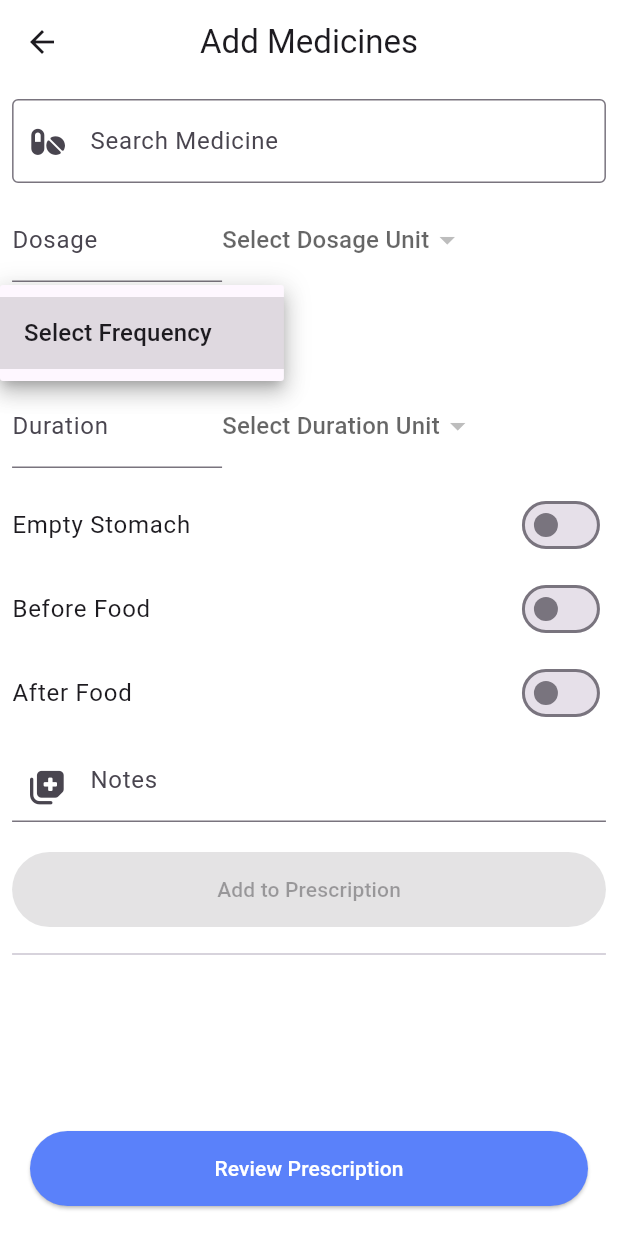
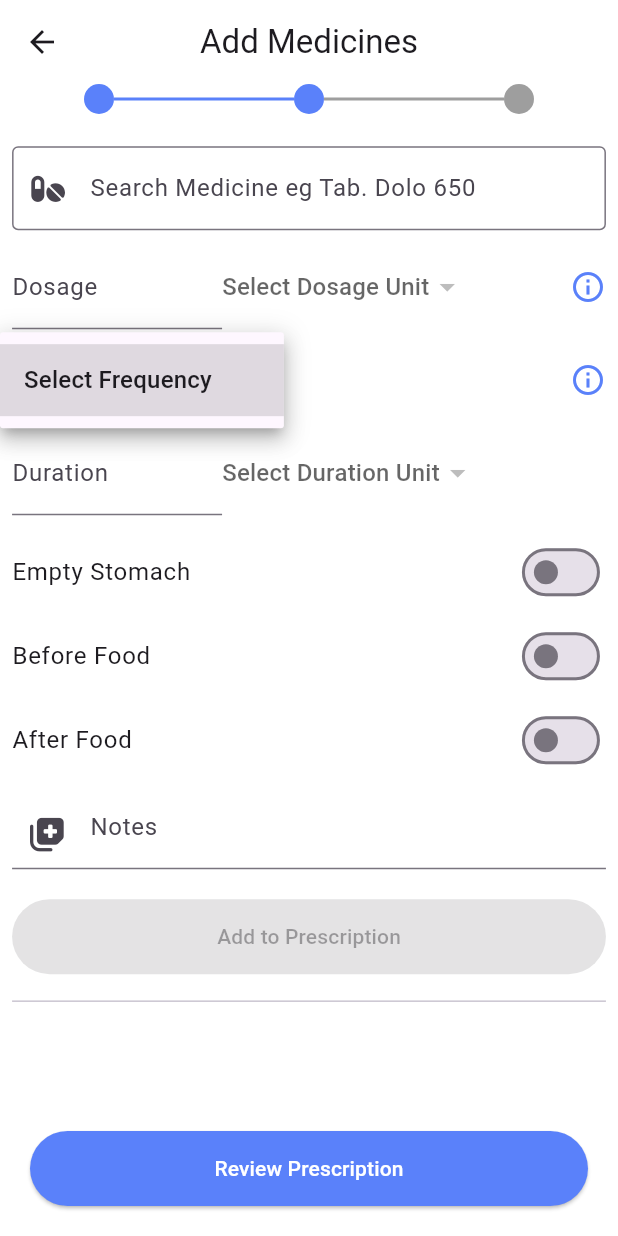
Before and after one commit to ashharf/Primacura, a Flutter app: the AddMedicinesScreen screen opened by its route, after a tap on "Review Prescription", after a tap on "Select Frequency", on a phone screen of 412 x 824 dp. Run offline on Flutter 3.47's test engine with Material 3 defaults, Android fonts, the light colour scheme and no system bars; our stand-ins replace auto_route, bloc, cloud_firestore, dropdown_search, firebase_auth, firebase_core and 16 more; missing offline and left inert: googleapis, mobile_scanner; accounts and stored records are empty.

Commit message:
fix ui bugs

```diff
--- a/lib/features/home/presentation/screens/add_medicines_screen.dart
+++ b/lib/features/home/presentation/screens/add_medicines_screen.dart
@@ -1,5 +1,6 @@
 import 'package:flutter/material.dart';
 import 'package:flutter_bloc/flutter_bloc.dart';
+import 'package:flutter_screenutil/flutter_screenutil.dart';
 import 'package:font_awesome_flutter/font_awesome_flutter.dart';
 import 'package:go_router/go_router.dart';
 
@@ -13,6 +14,8 @@ import '../../data/models/medicine.dart';
 import '../../data/models/units.dart';
 import '../cubit/prescription_cubit.dart';
 import '../widget/custom_autocomplete.dart';
+import '../widget/custom_progress_indicator.dart';
+import '../widget/info_widget.dart';
 import 'prescription_review_screen.dart';
 
 class AddMedicinesScreen extends StatefulWidget {
@@ -114,9 +117,17 @@ class _AddMedicinesScreenState extends State<AddMedicinesScreen> {
           return BlocBuilder<UserCubit, UserState>(
             builder: (context, userState) {
               final userCubit = context.read<UserCubit>();
-              return ListView(
+              return Column(
+                children: [
+                  CustomProgressIndicator(
+                    currentStep: 2,
+                    totalSteps: 3,
+                  ),
+                  Expanded(
+                    child: ListView(
                       padding: AppConstants.defaultPading,
                       children: [
+                        SizedBox(height: 10.h),
                         const SizedBox(height: 10),
                         Column(
                           crossAxisAlignment: CrossAxisAlignment.start,
@@ -128,7 +139,7 @@ class _AddMedicinesScreenState extends State<AddMedicinesScreen> {
                                   FontAwesomeIcons.pills,
                                   size: 20,
                                 ),
-                          hintText: "Search Medicine",
+                                hintText: "Search Medicine eg Tab. Dolo 650",
                                 searchLogic: (searchQuery, items) {
                                   final normalizedQuery = searchQuery.trim().toLowerCase();
 
@@ -314,12 +325,14 @@ class _AddMedicinesScreenState extends State<AddMedicinesScreen> {
                                                       onPressed: () {
                                                         selectedMedicine = prefMedicine.medicine;
                                                         _searchController.text = prefMedicine.medicine.brandName;
-                                                  _dosageController.text = prefMedicine.dosage?.text?.trim() ?? "";
+                                                        _dosageController.text =
+                                                            prefMedicine.dosage?.text?.trim() ?? "";
                                                         selectedDosageUnit = prefMedicine.dosage?.dosageUnit;
                                                         _frequencyController.text =
                                                             prefMedicine.frequency?.text?.trim() ?? "";
                                                         selectedFrequency = prefMedicine.frequency?.frequencyUnit;
-                                                  _durationController.text = prefMedicine.duration?.text.trim() ?? "";
+                                                        _durationController.text =
+                                                            prefMedicine.duration?.text.trim() ?? "";
                                                         selectedDurationUnit = prefMedicine.duration?.durationUnit;
                                                         _notesController.text = prefMedicine.notes?.trim() ?? "";
                                                         isAfterFood = prefMedicine.isAfterFood;
@@ -398,6 +411,9 @@ class _AddMedicinesScreenState extends State<AddMedicinesScreen> {
                           ],
                         ),
                       ],
+                    ),
+                  ),
+                ],
               );
             },
           );
@@ -426,7 +442,7 @@ class _AddMedicinesScreenState extends State<AddMedicinesScreen> {
           width: 140,
           child: TextField(
             controller: _dosageController,
-            keyboardType: TextInputType.number,
+            keyboardType: TextInputType.datetime,
             decoration: const InputDecoration(
               labelText: 'Dosage',
               // prefixIcon: Icon(
@@ -452,6 +468,13 @@ class _AddMedicinesScreenState extends State<AddMedicinesScreen> {
               selectedDosageUnit = value;
             });
           },
+        ),
+        Spacer(),
+        InfoWidget(
+          infoText:
+              "Select Tablets, Capsules, or ml (for Syrup) etc from the dropdown and enter the quantity to be taken per dose.",
+          iconData: Icons.info_outline,
+          iconColor: AppTheme.primaryColor,
         )
       ],
     );
@@ -496,6 +519,12 @@ class _AddMedicinesScreenState extends State<AddMedicinesScreen> {
               selectedFrequency = value;
             });
           },
+        ),
+        Spacer(),
+        InfoWidget(
+          infoText: "Select the frequency of the medicine from the dropdown.",
+          iconData: Icons.info_outline,
+          iconColor: AppTheme.primaryColor,
         )
       ],
     );
--- a/lib/features/home/presentation/screens/enter_vitals_screen.dart
+++ b/lib/features/home/presentation/screens/enter_vitals_screen.dart
@@ -4,6 +4,8 @@ import 'package:flutter_bloc/flutter_bloc.dart';
 import 'package:flutter_screenutil/flutter_screenutil.dart';
 import 'package:font_awesome_flutter/font_awesome_flutter.dart';
 import 'package:go_router/go_router.dart';
+import 'package:opd_management/core/functions/app_functions.dart';
+import 'package:opd_management/features/home/presentation/widget/custom_progress_indicator.dart';
 
 import 'package:uuid/uuid.dart';
 
@@ -93,10 +95,15 @@ class _EnterVitalsScreenState extends State<EnterVitalsScreen> {
             final prescriptionCubit = context.read<PrescriptionCubit>();
             final Patient selectedPatient = prescriptionState.patient!;
 
-            return ListView(
-              padding: AppConstants.defaultPading,
+            return Column(
               children: [
+                CustomProgressIndicator(
+                  currentStep: 1,
+                  totalSteps: 3,
+                ),
+                SizedBox(height: 10.h),
                 Container(
+                  margin: AppConstants.defaultPading,
                   padding: EdgeInsets.all(20),
                   decoration: BoxDecoration(
                     color: AppTheme.primaryColor,
@@ -133,6 +140,10 @@ class _EnterVitalsScreenState extends State<EnterVitalsScreen> {
                     ],
                   ),
                 ),
+                Expanded(
+                  child: ListView(
+                    padding: AppConstants.defaultPading,
+                    children: [
                       SizedBox(height: 30.h),
                       Text("Add Chief Complaints", style: Theme.of(context).textTheme.titleMedium),
                       SizedBox(height: 10.h),
@@ -148,7 +159,9 @@ class _EnterVitalsScreenState extends State<EnterVitalsScreen> {
                               (index) => Chip(
                                 label: Text(state.chiefComplaints[index].name),
                                 onDeleted: () {
-                            context.read<PrescriptionCubit>().onChiefComplaintDeleted(state.chiefComplaints[index]);
+                                  context
+                                      .read<PrescriptionCubit>()
+                                      .onChiefComplaintDeleted(state.chiefComplaints[index]);
                                 },
                                 backgroundColor: AppTheme.primaryColor.withOpacity(0.6),
                               ),
@@ -173,7 +186,9 @@ class _EnterVitalsScreenState extends State<EnterVitalsScreen> {
                               (index) => Chip(
                                 label: Text(state.clinicalFindings[index].name),
                                 onDeleted: () {
-                            context.read<PrescriptionCubit>().onClinicalFindingDeleted(state.clinicalFindings[index]);
+                                  context
+                                      .read<PrescriptionCubit>()
+                                      .onClinicalFindingDeleted(state.clinicalFindings[index]);
                                 },
                                 backgroundColor: AppTheme.primaryColor.withOpacity(0.6),
                               ),
@@ -238,6 +253,9 @@ class _EnterVitalsScreenState extends State<EnterVitalsScreen> {
                         },
                       ),
                       SizedBox(height: 10.h),
+                    ],
+                  ),
+                ),
               ],
             );
           },
--- a/lib/features/home/presentation/screens/home_screen.dart
+++ b/lib/features/home/presentation/screens/home_screen.dart
@@ -134,6 +134,11 @@ class _HomeScreenState extends State<HomeScreen> {
                 ),
                 showNavigationArrow: true,
                 controller: _controller,
+                view: DateRangePickerView.month,
+                monthViewSettings: DateRangePickerMonthViewSettings(
+                  showTrailingAndLeadingDates: true,
+                  firstDayOfWeek: 1,
+                ),
                 initialSelectedDate: DateTime.now(),
                 selectionColor: AppTheme.primaryColor,
                 todayHighlightColor: AppTheme.tertiaryColor,
@@ -147,6 +152,9 @@ class _HomeScreenState extends State<HomeScreen> {
                 },
               ),
             ),
+            SizedBox(height: 10.h),
+            Text("Your Appointments", style: Theme.of(context).textTheme.titleMedium),
+            SizedBox(height: 5.h),
             Padding(
               padding: AppConstants.defaultPading,
               child: BlocConsumer<PrescriptionCubit, PrescriptionState>(
--- a/lib/features/home/presentation/screens/prescription_review_screen.dart
+++ b/lib/features/home/presentation/screens/prescription_review_screen.dart
@@ -3,6 +3,7 @@ import 'dart:typed_data';
 import 'package:flutter/material.dart';
 import 'package:flutter/rendering.dart';
 import 'package:flutter_bloc/flutter_bloc.dart';
+import 'package:flutter_screenutil/flutter_screenutil.dart';
 import 'package:go_router/go_router.dart';
 import 'package:opd_management/features/home/presentation/cubit/prescription_cubit.dart';
 import 'package:qr_flutter/qr_flutter.dart';
@@ -11,6 +12,7 @@ import '../../../../core/constants/constants.dart';
 import '../../../../core/functions/app_functions.dart';
 import '../../../../core/theme/app_theme.dart';
 import '../../../../core/utils/prescription_utils.dart';
+import '../widget/custom_progress_indicator.dart';
 import 'pdf_view_screen.dart';
 import 'dart:ui' as ui;
 
@@ -29,9 +31,17 @@ class PrescriptionReviewScreen extends StatelessWidget {
       ),
       body: BlocBuilder<PrescriptionCubit, PrescriptionState>(
         builder: (context, state) {
-          return ListView(
+          return Column(
+            children: [
+              CustomProgressIndicator(
+                currentStep: 3,
+                totalSteps: 3,
+              ),
+              Expanded(
+                child: ListView(
                   padding: AppConstants.defaultPading,
                   children: [
+                    SizedBox(height: 10.h),
                     Row(
                       children: [
                         Text("Rx", style: Theme.of(context).textTheme.titleLarge),
@@ -51,7 +61,8 @@ class PrescriptionReviewScreen extends StatelessWidget {
                     SizedBox(height: 20),
                     if (state.prescription != null &&
                         (state.prescription!.temperature != null && state.prescription!.temperature!.isNotEmpty ||
-                      state.prescription!.bloodPressure != null && state.prescription!.bloodPressure!.isNotEmpty ||
+                            state.prescription!.bloodPressure != null &&
+                                state.prescription!.bloodPressure!.isNotEmpty ||
                             state.prescription!.spO2 != null && state.prescription!.spO2!.isNotEmpty ||
                             state.prescription!.heartRate != null && state.prescription!.heartRate!.isNotEmpty)) ...[
                       Text("Vitals", style: Theme.of(context).textTheme.titleMedium),
@@ -138,6 +149,11 @@ class PrescriptionReviewScreen extends StatelessWidget {
                       ...List.generate(state.prescription!.prescribedMedicines.length, (index) {
                         final prefMedicine = state.prescription!.prescribedMedicines[index];
                         return ListTile(
+                          leading: Text(
+                            "${index + 1}.",
+                            style: Theme.of(context).textTheme.titleMedium,
+                          ),
+                          minLeadingWidth: 0,
                           contentPadding: EdgeInsets.zero,
                           title: Text(
                             AppFunctions.getDosageString(
@@ -167,7 +183,8 @@ class PrescriptionReviewScreen extends StatelessWidget {
                                   PrescriptionUtils.getFrequencyIcon(
                                       prefMedicine.frequency!.frequencyUnit.icon!, prefMedicine.dosage!),
                                 ),
-                        if (prefMedicine.notes != null && prefMedicine.notes!.isNotEmpty) Text(prefMedicine.notes!),
+                              if (prefMedicine.notes != null && prefMedicine.notes!.isNotEmpty)
+                                Text(prefMedicine.notes!),
                             ],
                           ),
                         );
@@ -180,6 +197,9 @@ class PrescriptionReviewScreen extends StatelessWidget {
                       Text("Special Notes", style: Theme.of(context).textTheme.titleMedium),
                       Text(state.prescription!.notes!)
                     ],
+                  ],
+                ),
+              ),
             ],
           );
         },
@@ -200,23 +220,14 @@ class PrescriptionReviewScreen extends StatelessWidget {
                       prescription.qrData = capturedImage;
 
                       if (context.mounted) {
-                        // context.go(HomeScreen.routeName);
                         context.pushNamed(PdfViewScreen.routeName, extra: [prescription, true]);
                       }
-
-                      // Navigator.of(context).push(
-                      //   MaterialPageRoute(
-                      //     builder: (context) => PdfViewScreen(
-                      //       prescription: prescription,
-                      //     ),
-                      //   ),
-                      // );
                     },
               child: state.isLoading
                   ? Center(
                       child: CircularProgressIndicator(),
                     )
-                  : Text("Preview PDF"),
+                  : Text("View PDF"),
             ),
           );
         },
--- /dev/null
+++ b/lib/features/home/presentation/widget/custom_progress_indicator.dart
@@ -0,0 +1,49 @@
+import 'package:flutter/material.dart';
+import 'package:opd_management/core/theme/app_theme.dart';
+
+class CustomProgressIndicator extends StatelessWidget {
+  final int currentStep; // The current screen number (1-based index)
+  final int totalSteps; // Total number of screens
+  final double width; // Width of the entire progress indicator
+
+  const CustomProgressIndicator({
+    super.key,
+    required this.currentStep,
+    required this.totalSteps,
+    this.width = 300, // Default width
+  });
+
+  @override
+  Widget build(BuildContext context) {
+    return SizedBox(
+      width: width, // Constrain the width of the progress indicator
+      child: Row(
+        mainAxisAlignment: MainAxisAlignment.center, // Space between dots and lines
+        children: List.generate(totalSteps * 2 - 1, (index) {
+          if (index % 2 == 0) {
+            // Dots
+            final stepIndex = index ~/ 2;
+            final isActive = stepIndex < currentStep; // Highlight dots up to the current step
+            return Container(
+              width: 20,
+              height: 20,
+              decoration: BoxDecoration(
+                color: isActive ? AppTheme.primaryColor : Colors.grey,
+                shape: BoxShape.circle,
+              ),
+            );
+          } else {
+            // Lines between dots
+            final lineIndex = (index - 1) ~/ 2;
+            final isActive = lineIndex < currentStep - 1; // Highlight lines up to the current step
+            return Container(
+              height: 2,
+              width: (width - (20 * totalSteps)) / (totalSteps - 1), // Dynamically calculate line width
+              color: isActive ? AppTheme.primaryColor : Colors.grey,
+            );
+          }
+        }),
+      ),
+    );
+  }
+}
--- /dev/null
+++ b/lib/features/home/presentation/widget/info_widget.dart
@@ -0,0 +1,79 @@
+import 'package:flutter/material.dart';
+
+class InfoWidget extends StatelessWidget {
+  const InfoWidget({
+    super.key,
+    required this.infoText,
+    this.infoTextStyle = const TextStyle(
+      fontWeight: FontWeight.normal,
+      fontSize: 14,
+      color: Colors.black38,
+    ),
+    required this.iconData,
+    required this.iconColor,
+    this.elevation = 6,
+  });
+
+  final String infoText;
+  final TextStyle infoTextStyle;
+  final IconData iconData;
+  final Color iconColor;
+  final double elevation;
+
+  @override
+  Widget build(BuildContext context) {
+    return PopupMenuButton(
+      color: Colors.transparent,
+      shadowColor: Colors.transparent,
+      splashRadius: 0,
+      surfaceTintColor: Colors.transparent,
+      padding: const EdgeInsets.all(0),
+      elevation: elevation,
+      itemBuilder: (context) => [
+        PopupMenuItem(
+          enabled: false,
+          child: Card(
+            elevation: 6,
+            shape: RoundedRectangleBorder(
+              borderRadius: BorderRadius.circular(
+                10,
+              ),
+            ),
+            child: GestureDetector(
+              onTap: () {
+                Navigator.pop(context);
+              },
+              child: Container(
+                padding: const EdgeInsets.all(
+                  16,
+                ),
+                decoration: BoxDecoration(
+                  color: const Color(0xffF7F7F7),
+                  borderRadius: BorderRadius.circular(
+                    10,
+                  ),
+                ),
+                child: Column(
+                  mainAxisAlignment: MainAxisAlignment.start,
+                  crossAxisAlignment: CrossAxisAlignment.start,
+                  children: [
+                    Text(
+                      infoText,
+                      style: infoTextStyle,
+                    ),
+                  ],
+                ),
+              ),
+            ),
+          ),
+        ),
+      ],
+      onSelected: (value) {},
+      position: PopupMenuPosition.over,
+      child: Icon(
+        iconData,
+        color: iconColor,
+      ),
+    );
+  }
+}
```
Lines whose indentation alone changed are shown as unchanged.
